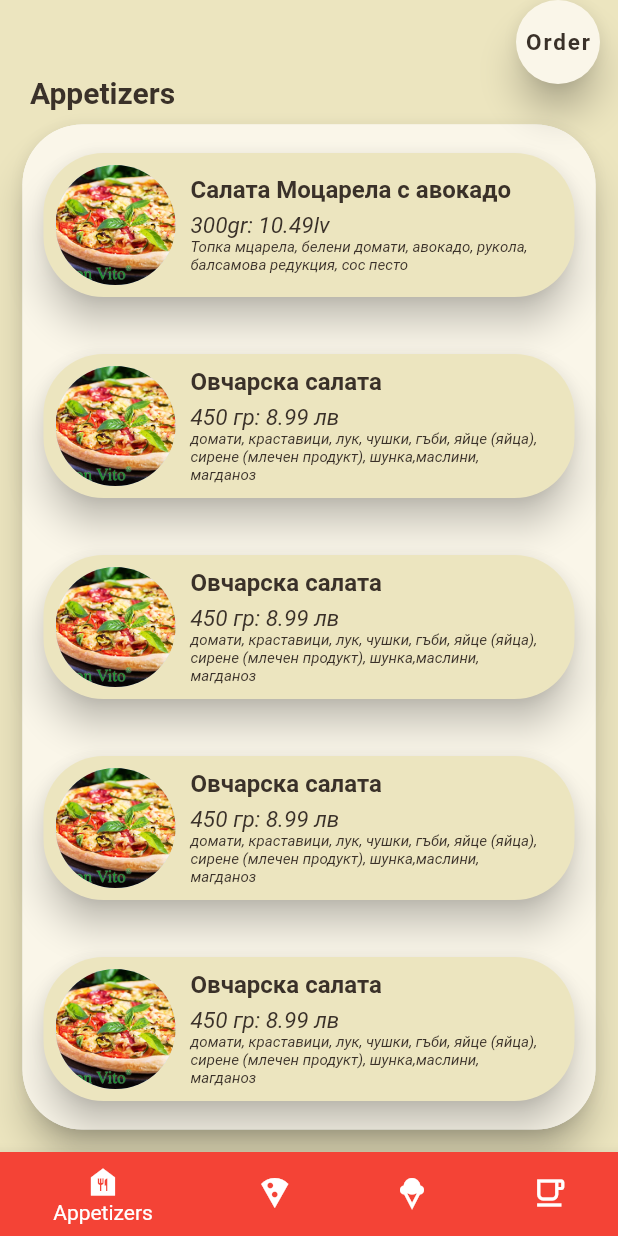
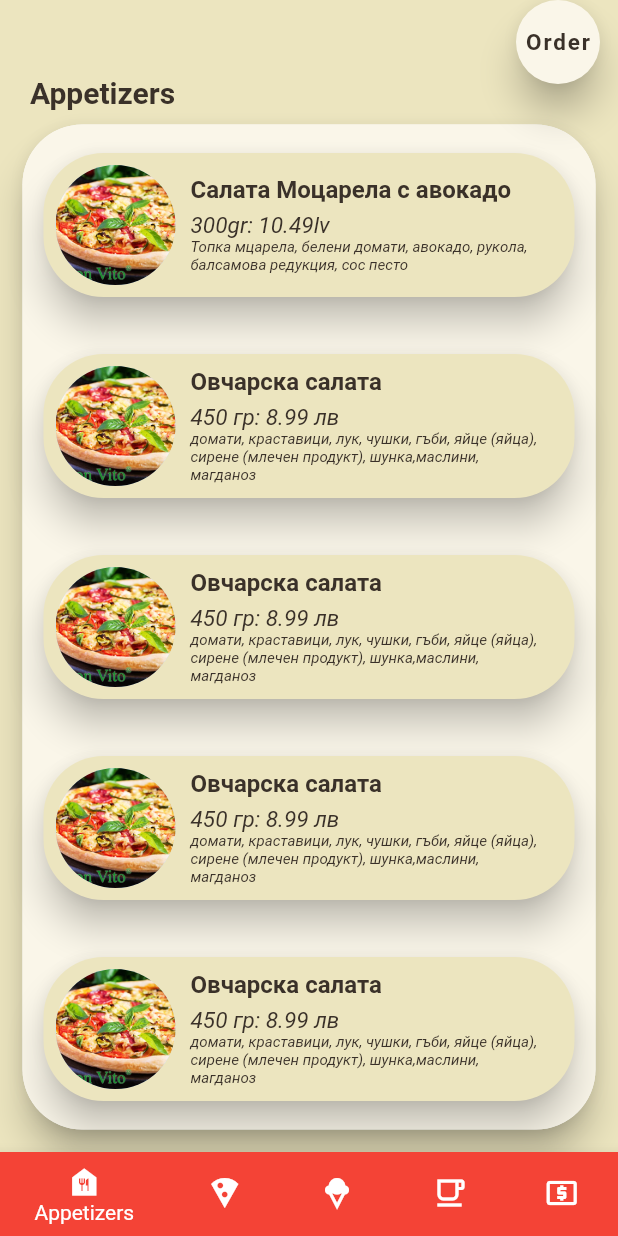
Before and after one commit to dashkata/ordertaker, a Flutter app: the screen it shows after launch, on a phone screen of 412 x 824 dp. Run offline on Flutter 3.47's test engine with Material 2 defaults, Android fonts, the phone set to English and light mode, and no system bars; drawn by our look-alikes of getwidget; our stand-ins replace date_time_picker, device_preview, google_fonts, hexcolor, readmore.

Commit message:
Added a bill button

```diff
--- a/order_taker/lib/Screens/UserScreens/menupage/menu.dart
+++ b/order_taker/lib/Screens/UserScreens/menupage/menu.dart
@@ -19,6 +19,7 @@ class _MenuState extends State<Menu> {
     return Scaffold(
       floatingActionButtonLocation: FloatingActionButtonLocation.miniEndTop,
       floatingActionButton: FloatingActionButton(
+        heroTag: null,
         backgroundColor: complementaryColor,
         onPressed: () {
           showDialog(
@@ -118,6 +119,11 @@ class _MenuState extends State<Menu> {
           BottomNavigationBarItem(
             icon: Icon(Icons.free_breakfast_outlined),
             label: 'Water',
+            backgroundColor: Colors.pink,
+          ),
+          BottomNavigationBarItem(
+            icon: Icon(Icons.local_atm),
+            label: 'Check',
             backgroundColor: Colors.pink,
           ),
         ],
```
